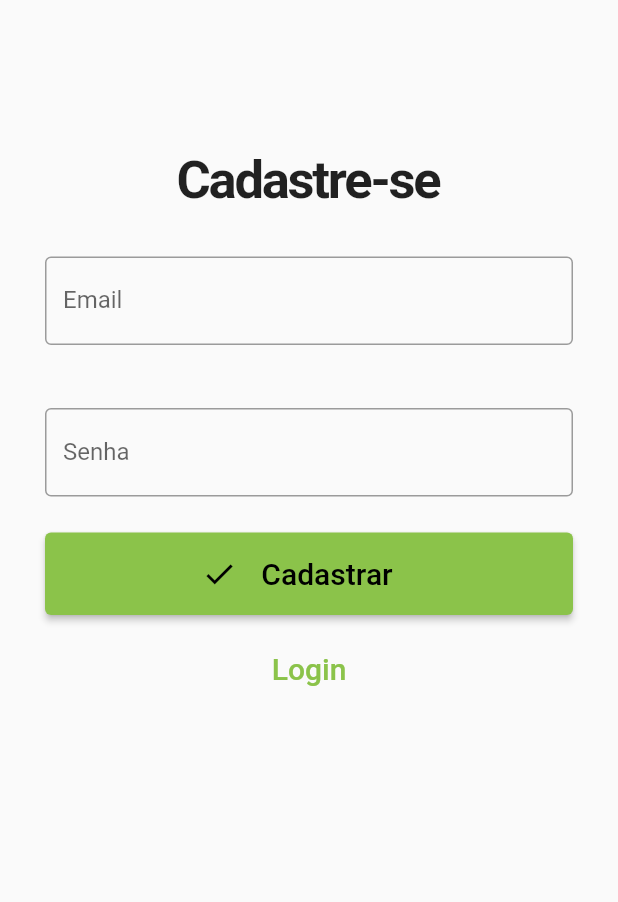
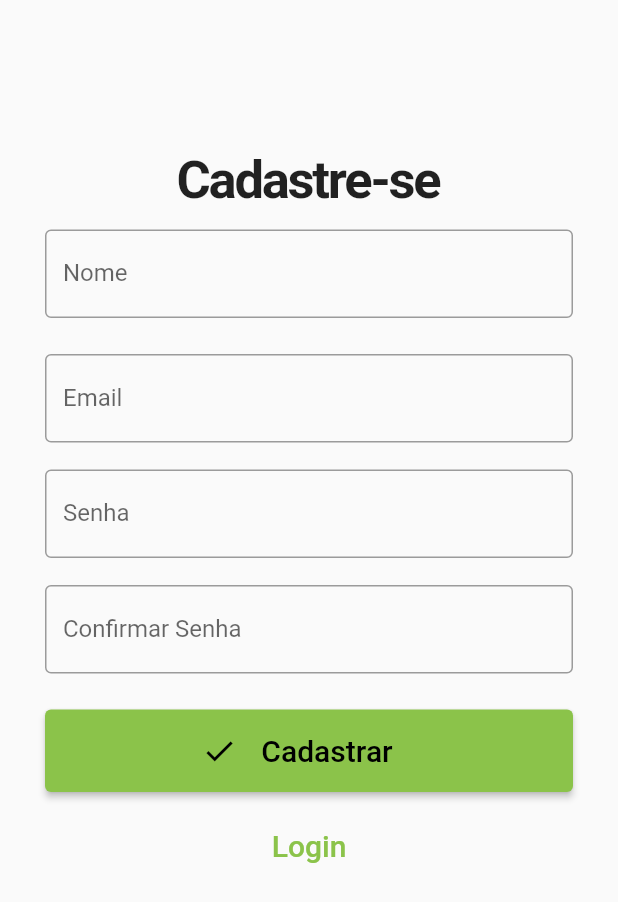
Before and after one commit to Alisson-Henrique/CompostavelApp, a Flutter app: the screen it shows after launch, after a tap on "Login", after a tap on "Novo Cadastro", on a phone screen of 412 x 824 dp. Shown: the top 902 px of the screen. Run offline on Flutter 3.47's test engine with Material 2 defaults, Android fonts, the phone set to English and light mode, and no system bars; our stand-ins replace cloud_firestore, firebase_auth, firebase_core; accounts and stored records are empty.

Commit message:
Adding more fields in the register

```diff
--- a/compostavel_app/lib/models/user_data.dart
+++ b/compostavel_app/lib/models/user_data.dart
@@ -1,3 +1,5 @@
+enum Type_User { PRODUCER, DONOR }
+
 class UserData {
   String name;
 
--- a/compostavel_app/lib/pages/login_page.dart
+++ b/compostavel_app/lib/pages/login_page.dart
@@ -1,3 +1,4 @@
+import 'package:compostavel_app/models/user_data.dart';
 import 'package:compostavel_app/pages/register_page.dart';
 import 'package:compostavel_app/services/auth_service.dart';
 import 'package:flutter/material.dart';
@@ -25,22 +26,14 @@ class _LoginPageState extends State<LoginPage> {
   @override
   void initState() {
     super.initState();
-    setFormAction(true);
+    setFormAction();
   }
 
-  setFormAction(bool action) {
+  setFormAction() {
     setState(() {
-      isLogin = action;
-
-      if (isLogin) {
-        title = "Bem vindo!";
-        actionButton = "Login";
-        toggleButton = "Novo Cadastro";
-      } else {
-        title = "Crie sua conta";
-        actionButton = "Cadastrar";
-        toggleButton = "Volte ao login";
-      }
+      title = "Bem vindo!";
+      actionButton = "Login";
+      toggleButton = "Novo Cadastro";
     });
   }
 
@@ -52,20 +45,6 @@ class _LoginPageState extends State<LoginPage> {
       setState(() => isLoading = false);
       ScaffoldMessenger.of(context)
           .showSnackBar(SnackBar(content: Text(e.message)));
-    }
-  }
-
-  register() async {
-    setState(() => isLoading = true);
-    try {
-      await context.read<AuthService>().register(email.text, password.text);
-    } on AuthException catch (e) {
-      setState(() => isLoading = false);
-      ScaffoldMessenger.of(context).showSnackBar(
-        SnackBar(
-          content: Text(e.message),
-        ),
-      );
     }
   }
 
@@ -117,10 +96,7 @@ class _LoginPageState extends State<LoginPage> {
                 child: ElevatedButton(
                   onPressed: () {
                     if (formKey.currentState!.validate()) {
-                      if (isLogin) {
-                        login();
-                      } else
-                        register();
+                      login();
                     }
                   },
                   child: Row(
@@ -155,7 +131,9 @@ class _LoginPageState extends State<LoginPage> {
                 onPressed: () {
                   Navigator.of(context).push(
                     MaterialPageRoute(builder: (context) {
-                      return RegisterPage();
+                      return RegisterPage(
+                        typeUsert: Type_User.PRODUCER,
+                      );
                     }),
                   );
                 },
--- a/compostavel_app/lib/pages/register_page.dart
+++ b/compostavel_app/lib/pages/register_page.dart
@@ -1,11 +1,14 @@
+import 'package:cloud_firestore/cloud_firestore.dart';
+import 'package:compostavel_app/models/user_data.dart';
 import 'package:compostavel_app/pages/login_page.dart';
+import 'package:compostavel_app/repositories/user_data_repository.dart';
 import 'package:compostavel_app/services/auth_service.dart';
 import 'package:flutter/material.dart';
 import 'package:flutter/widgets.dart';
 import 'package:provider/provider.dart';
 
 class RegisterPage extends StatefulWidget {
-  RegisterPage({Key? key}) : super(key: key);
+  RegisterPage({Key? key, Type_User? typeUsert}) : super(key: key);
 
   @override
   _RegisterPageState createState() => _RegisterPageState();
@@ -13,11 +16,15 @@ class RegisterPage extends StatefulWidget {
 
 class _RegisterPageState extends State<RegisterPage> {
   final formKey = GlobalKey<FormState>();
+  final name = TextEditingController();
   final email = TextEditingController();
   final password = TextEditingController();
+  final confirmPassword = TextEditingController();
 
+  late UserDataRepository userDataRepository;
+  bool isPop = true;
   bool isLoading = false;
-
+  late UserData userData;
   @override
   void initState() {
     super.initState();
@@ -25,10 +32,14 @@ class _RegisterPageState extends State<RegisterPage> {
 
   register() async {
     setState(() => isLoading = true);
+    setState(() => isPop = true);
     try {
-      await context.read<AuthService>().register(email.text, password.text);
+      await context
+          .read<AuthService>()
+          .register(email.text, password.text, confirmPassword.text, userData);
     } on AuthException catch (e) {
       setState(() => isLoading = false);
+      setState(() => isPop = false);
       ScaffoldMessenger.of(context).showSnackBar(
         SnackBar(
           content: Text(e.message),
@@ -39,6 +50,7 @@ class _RegisterPageState extends State<RegisterPage> {
 
   @override
   Widget build(BuildContext context) {
+    userDataRepository = context.watch<UserDataRepository>();
     return Scaffold(
       body: SingleChildScrollView(
         child: Padding(
@@ -55,7 +67,23 @@ class _RegisterPageState extends State<RegisterPage> {
                     letterSpacing: -1.5),
               ),
               Padding(
-                padding: EdgeInsets.all(30),
+                padding: EdgeInsets.symmetric(horizontal: 30, vertical: 12),
+                child: TextFormField(
+                    controller: name,
+                    decoration: InputDecoration(
+                      border: OutlineInputBorder(),
+                      labelText: "Nome",
+                    ),
+                    keyboardType: TextInputType.name,
+                    validator: (value) {
+                      if (value!.isEmpty) {
+                        return "Nome Invalido";
+                      }
+                      return null;
+                    }),
+              ),
+              Padding(
+                padding: EdgeInsets.symmetric(horizontal: 30, vertical: 12),
                 child: TextFormField(
                     controller: email,
                     decoration: InputDecoration(
@@ -71,7 +99,7 @@ class _RegisterPageState extends State<RegisterPage> {
                     }),
               ),
               Padding(
-                padding: EdgeInsets.symmetric(horizontal: 30, vertical: 12),
+                padding: EdgeInsets.symmetric(horizontal: 30, vertical: 6),
                 child: TextFormField(
                   controller: password,
                   decoration: InputDecoration(
@@ -82,12 +110,25 @@ class _RegisterPageState extends State<RegisterPage> {
               ),
               Padding(
                 padding: EdgeInsets.symmetric(horizontal: 30, vertical: 12),
+                child: TextFormField(
+                  controller: confirmPassword,
+                  decoration: InputDecoration(
+                    border: OutlineInputBorder(),
+                    labelText: "Confirmar Senha",
+                  ),
+                ),
+              ),
+              Padding(
+                padding: EdgeInsets.symmetric(horizontal: 30, vertical: 12),
                 child: ElevatedButton(
                   onPressed: () {
                     if (formKey.currentState!.validate()) {
+                      userData = new UserData(name: name.text);
+
                       register();
-
-                      Navigator.pop(context);
+                      if (isPop) {
+                        Navigator.pop(context);
+                      }
                     }
                   },
                   child: Row(
--- a/compostavel_app/lib/widgets/auth_check.dart
+++ b/compostavel_app/lib/widgets/auth_check.dart
@@ -1,5 +1,9 @@
+import 'package:cloud_firestore/cloud_firestore.dart';
+import 'package:compostavel_app/models/user_data.dart';
 import 'package:compostavel_app/pages/home_donor_page.dart';
 import 'package:compostavel_app/pages/login_page.dart';
+import 'package:compostavel_app/pages/profile_choice_page.dart';
+import 'package:compostavel_app/repositories/user_data_repository.dart';
 import 'package:compostavel_app/services/auth_service.dart';
 import 'package:flutter/cupertino.dart';
 import 'package:flutter/material.dart';
```
Also changed, not shown: compostavel_app/lib/main.dart (+9 -0 lines), compostavel_app/lib/pages/home_donor_page.dart (+4 -19 lines), compostavel_app/lib/pages/home_producer_page.dart (+20 -0 lines), compostavel_app/lib/pages/profile_choice_page.dart (added, +75 -0 lines), compostavel_app/lib/repositories/user_data_repository.dart (+15 -12 lines), compostavel_app/lib/services/auth_service.dart (+22 -4 lines).
